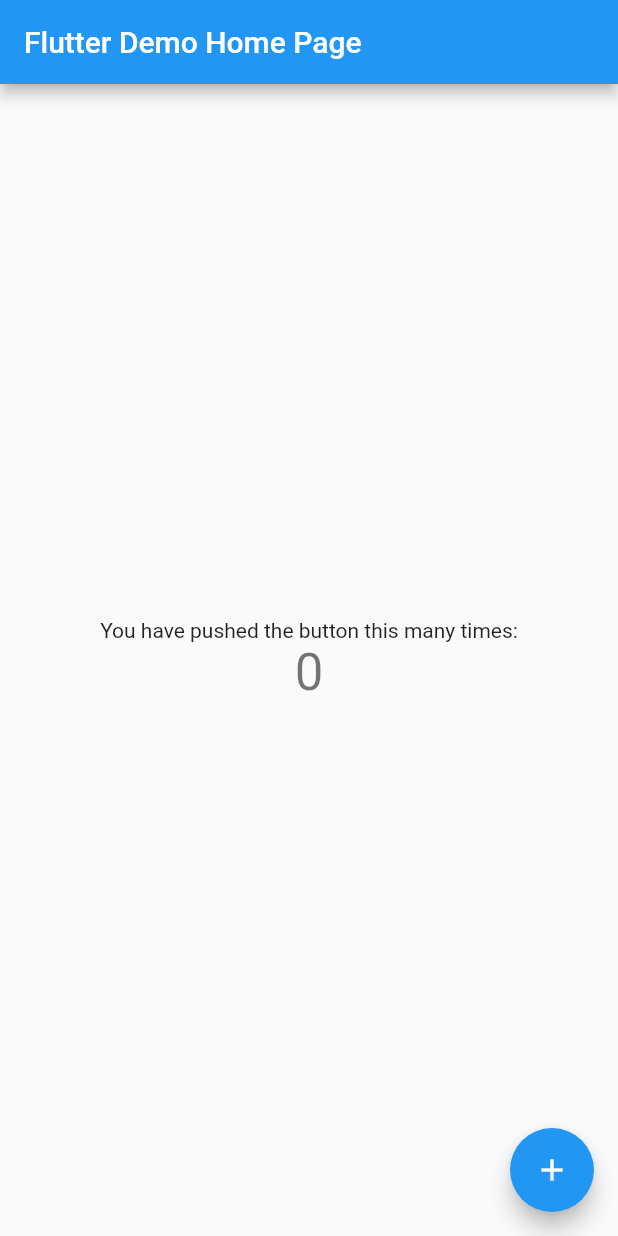
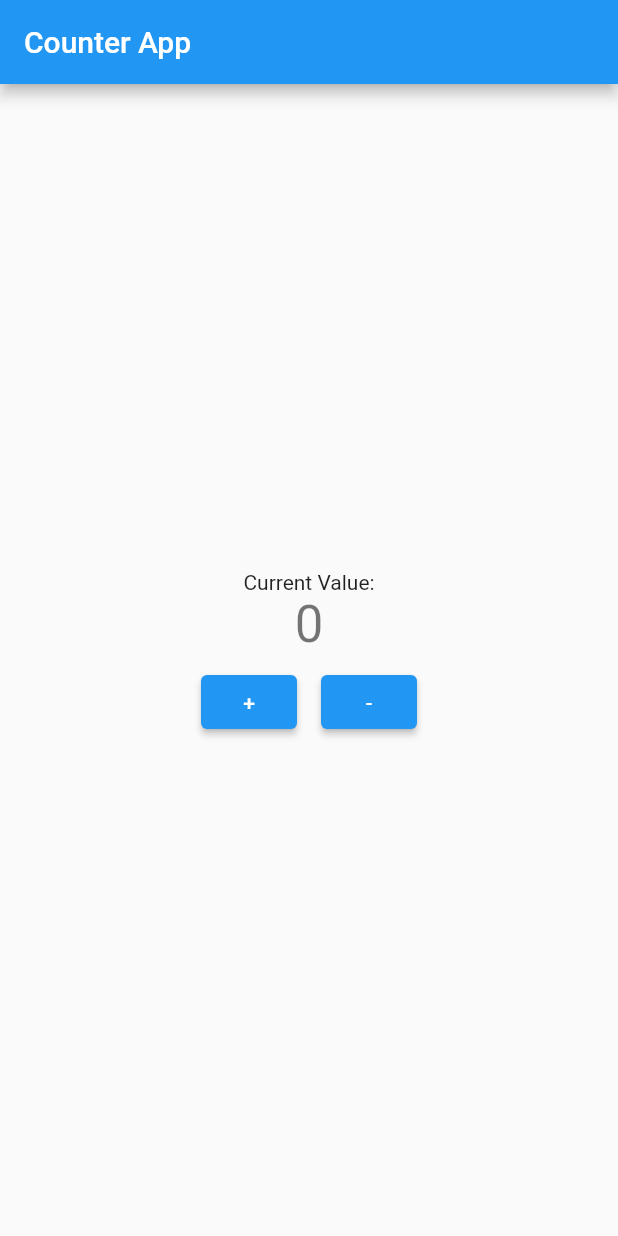
Before and after one commit to edwardsuwirya/my_flutter_test, a Flutter app: the screen it shows after launch, on a phone screen of 412 x 824 dp. Run offline on Flutter 3.47's test engine with Material 2 defaults, Android fonts, the phone set to English and light mode, and no system bars.

Commit message:
Build UI Screen & Refactor Clean Arch

```diff
--- a/lib/counter.dart
+++ /dev/null
@@ -1,7 +0,0 @@
-class Counter {
-  int angka = 0;
-
-  void increment() => angka++;
-
-  void decrement() => angka--;
-}
--- /dev/null
+++ b/lib/data/repositories/counter_repo.dart
@@ -0,0 +1,5 @@
+abstract class CounterRepo {
+  int increment();
+
+  int decrement();
+}
--- /dev/null
+++ b/lib/data/repositories/counter_repo_impl.dart
@@ -0,0 +1,17 @@
+import 'package:my_flutter_test/data/repositories/counter_repo.dart';
+
+class CounterRepoImpl implements CounterRepo {
+  int angka = 0;
+
+  @override
+  int increment() {
+    angka++;
+    return angka;
+  }
+
+  @override
+  int decrement() {
+    angka--;
+    return angka;
+  }
+}
--- a/lib/main.dart
+++ b/lib/main.dart
@@ -1,4 +1,9 @@
 import 'package:flutter/material.dart';
+import 'package:my_flutter_test/data/repositories/counter_repo.dart';
+import 'package:my_flutter_test/data/repositories/counter_repo_impl.dart';
+import 'package:my_flutter_test/screens/counter/counter_screen.dart';
+import 'package:my_flutter_test/use_cases/counter_decrement.dart';
+import 'package:my_flutter_test/use_cases/counter_increment.dart';
 
 void main() {
   runApp(const MyApp());
@@ -7,109 +12,22 @@ void main() {
 class MyApp extends StatelessWidget {
   const MyApp({Key? key}) : super(key: key);
 
-  // This widget is the root of your application.
   @override
   Widget build(BuildContext context) {
     return MaterialApp(
       title: 'Flutter Demo',
       theme: ThemeData(
-        // This is the theme of your application.
-        //
-        // Try running your application with "flutter run". You'll see the
-        // application has a blue toolbar. Then, without quitting the app, try
-        // changing the primarySwatch below to Colors.green and then invoke
-        // "hot reload" (press "r" in the console where you ran "flutter run",
-        // or simply save your changes to "hot reload" in a Flutter IDE).
-        // Notice that the counter didn't reset back to zero; the application
-        // is not restarted.
         primarySwatch: Colors.blue,
       ),
-      home: const MyHomePage(title: 'Flutter Demo Home Page'),
+      home: _buildCounterScreen(),
     );
   }
-}
 
-class MyHomePage extends StatefulWidget {
-  const MyHomePage({Key? key, required this.title}) : super(key: key);
-
-  // This widget is the home page of your application. It is stateful, meaning
-  // that it has a State object (defined below) that contains fields that affect
-  // how it looks.
-
-  // This class is the configuration for the state. It holds the values (in this
-  // case the title) provided by the parent (in this case the App widget) and
-  // used by the build method of the State. Fields in a Widget subclass are
-  // always marked "final".
-
-  final String title;
-
-  @override
-  State<MyHomePage> createState() => _MyHomePageState();
-}
-
-class _MyHomePageState extends State<MyHomePage> {
-  int _counter = 0;
-
-  void _incrementCounter() {
-    setState(() {
-      // This call to setState tells the Flutter framework that something has
-      // changed in this State, which causes it to rerun the build method below
-      // so that the display can reflect the updated values. If we changed
-      // _counter without calling setState(), then the build method would not be
-      // called again, and so nothing would appear to happen.
-      _counter++;
-    });
-  }
-
-  @override
-  Widget build(BuildContext context) {
-    // This method is rerun every time setState is called, for instance as done
-    // by the _incrementCounter method above.
-    //
-    // The Flutter framework has been optimized to make rerunning build methods
-    // fast, so that you can just rebuild anything that needs updating rather
-    // than having to individually change instances of widgets.
-    return Scaffold(
-      appBar: AppBar(
-        // Here we take the value from the MyHomePage object that was created by
-        // the App.build method, and use it to set our appbar title.
-        title: Text(widget.title),
-      ),
-      body: Center(
-        // Center is a layout widget. It takes a single child and positions it
-        // in the middle of the parent.
-        child: Column(
-          // Column is also a layout widget. It takes a list of children and
-          // arranges them vertically. By default, it sizes itself to fit its
-          // children horizontally, and tries to be as tall as its parent.
-          //
-          // Invoke "debug painting" (press "p" in the console, choose the
-          // "Toggle Debug Paint" action from the Flutter Inspector in Android
-          // Studio, or the "Toggle Debug Paint" command in Visual Studio Code)
-          // to see the wireframe for each widget.
-          //
-          // Column has various properties to control how it sizes itself and
-          // how it positions its children. Here we use mainAxisAlignment to
-          // center the children vertically; the main axis here is the vertical
-          // axis because Columns are vertical (the cross axis would be
-          // horizontal).
-          mainAxisAlignment: MainAxisAlignment.center,
-          children: <Widget>[
-            const Text(
-              'You have pushed the button this many times:',
-            ),
-            Text(
-              '$_counter',
-              style: Theme.of(context).textTheme.headline4,
-            ),
-          ],
-        ),
-      ),
-      floatingActionButton: FloatingActionButton(
-        onPressed: _incrementCounter,
-        tooltip: 'Increment',
-        child: const Icon(Icons.add),
-      ), // This trailing comma makes auto-formatting nicer for build methods.
-    );
+  Widget _buildCounterScreen() {
+    final CounterRepo repo = CounterRepoImpl();
+    final counterIncrement = CounterIncrement(repo);
+    final counterDecrement = CounterDecrement(repo);
+    return CounterScreen(
+        counterIncrement: counterIncrement, counterDecrement: counterDecrement);
   }
 }
--- /dev/null
+++ b/lib/screens/counter/counter_screen.dart
@@ -0,0 +1,65 @@
+import 'package:flutter/material.dart';
+import 'package:my_flutter_test/screens/counter/counter_viewmodel.dart';
+import 'package:my_flutter_test/use_cases/counter_decrement.dart';
+import 'package:my_flutter_test/use_cases/counter_increment.dart';
+import 'package:provider/provider.dart';
+
+class CounterScreen extends StatelessWidget {
+  final CounterIncrement counterIncrement;
+  final CounterDecrement counterDecrement;
+
+  const CounterScreen(
+      {Key? key,
+      required this.counterIncrement,
+      required this.counterDecrement})
+      : super(key: key);
+
+  @override
+  Widget build(BuildContext context) {
+    return Scaffold(
+      appBar: AppBar(
+        title: const Text('Counter App'),
+      ),
+      body: ChangeNotifierProvider(
+        create: (_) {
+          return CounterViewModel(counterIncrement, counterDecrement);
+        },
+        child: Center(
+          child: Consumer<CounterViewModel>(
+            builder: (context, viewModel, child) {
+              return Column(
+                mainAxisAlignment: MainAxisAlignment.center,
+                children: <Widget>[
+                  const Text(
+                    'Current Value:',
+                  ),
+                  Text(
+                    '${viewModel.currentValue}',
+                    style: Theme.of(context).textTheme.headline4,
+                  ),
+                  Row(
+                    mainAxisAlignment: MainAxisAlignment.center,
+                    children: [
+                      Padding(
+                        padding: const EdgeInsets.all(8.0),
+                        child: ElevatedButton(
+                            onPressed: () => viewModel.onIncrease(),
+                            child: const Text('+')),
+                      ),
+                      Padding(
+                        padding: const EdgeInsets.all(8.0),
+                        child: ElevatedButton(
+                            onPressed: () => viewModel.onDecrease(),
+                            child: const Text('-')),
+                      )
+                    ],
+                  )
+                ],
+              );
+            },
+          ),
+        ),
+      ),
+    );
+  }
+}
--- /dev/null
+++ b/lib/screens/counter/counter_viewmodel.dart
@@ -0,0 +1,28 @@
+import 'package:flutter/foundation.dart';
+import 'package:my_flutter_test/use_cases/counter_decrement.dart';
+import 'package:my_flutter_test/use_cases/counter_increment.dart';
+
+class CounterViewModel with ChangeNotifier {
+  final CounterIncrement _counterIncrement;
+  final CounterDecrement _counterDecrement;
+
+  int? _currentValue;
+
+  int? get currentValue => _currentValue;
+
+  CounterViewModel(this._counterIncrement, this._counterDecrement) {
+    _currentValue = 0;
+  }
+
+  void onIncrease() {
+    final res = _counterIncrement();
+    _currentValue = res;
+    notifyListeners();
+  }
+
+  void onDecrease() {
+    final res = _counterDecrement();
+    _currentValue = res;
+    notifyListeners();
+  }
+}
--- /dev/null
+++ b/lib/use_cases/counter_decrement.dart
@@ -0,0 +1,11 @@
+import 'package:my_flutter_test/data/repositories/counter_repo.dart';
+
+class CounterDecrement {
+  final CounterRepo _repo;
+
+  CounterDecrement(this._repo);
+
+  int call() {
+    return _repo.decrement();
+  }
+}
--- /dev/null
+++ b/lib/use_cases/counter_increment.dart
@@ -0,0 +1,11 @@
+import 'package:my_flutter_test/data/repositories/counter_repo.dart';
+
+class CounterIncrement {
+  final CounterRepo _repo;
+
+  CounterIncrement(this._repo);
+
+  int call() {
+    return _repo.increment();
+  }
+}
--- a/pubspec.yaml
+++ b/pubspec.yaml
@@ -29,6 +29,7 @@ environment:
 dependencies:
   flutter:
     sdk: flutter
+  provider:
 
 
   # The following adds the Cupertino Icons font to your application.
```
Also changed, not shown: pubspec.lock, 1 other file.
